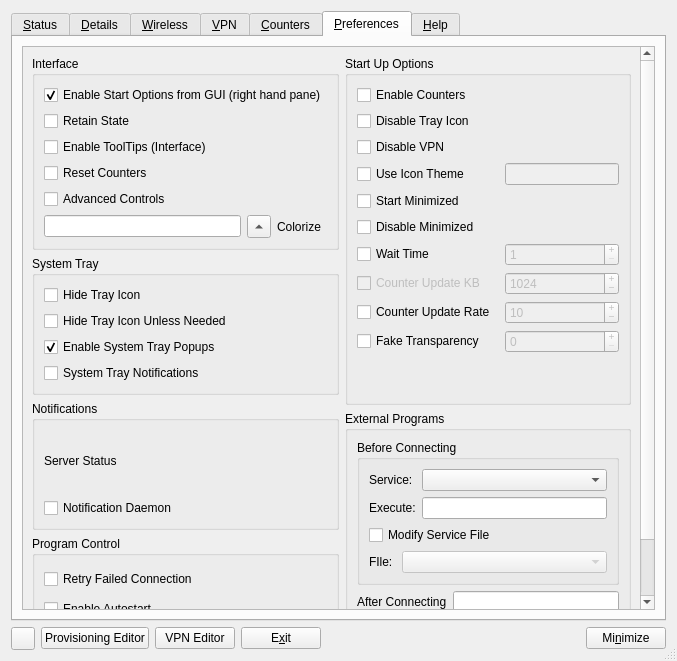
This is apps/cmstapp/code/control_box/ui/controlbox.ui in andrew-bibb/cmst as Qt 5 draws it before an edit. The edited form follows.
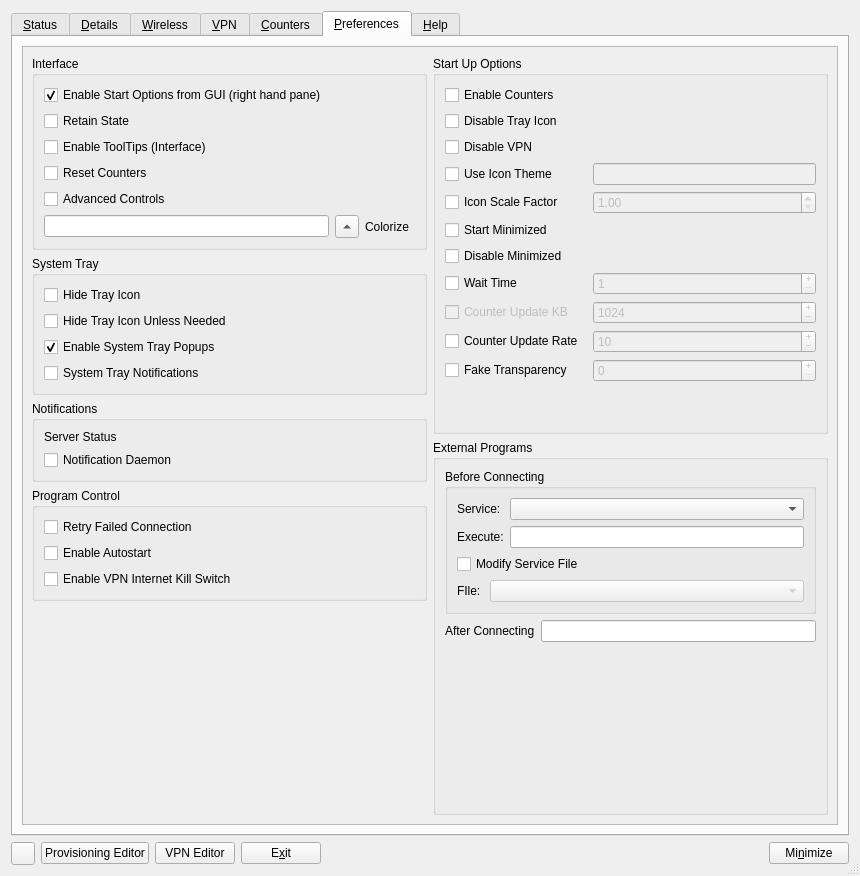
This is the edited form. The open tabs and pages were chosen to show the change.

Commit message: tray icon manual resize

Diff of the .ui file:
```diff
--- a/apps/cmstapp/code/control_box/ui/controlbox.ui
+++ b/apps/cmstapp/code/control_box/ui/controlbox.ui
@@ -6,8 +6,8 @@
    <rect>
     <x>0</x>
     <y>0</y>
-    <width>677</width>
-    <height>661</height>
+    <width>860</width>
+    <height>876</height>
    </rect>
   </property>
   <property name="minimumSize">
@@ -1076,8 +1076,8 @@
            <rect>
             <x>0</x>
             <y>0</y>
-            <width>621</width>
-            <height>663</height>
+            <width>818</width>
+            <height>778</height>
            </rect>
           </property>
           <layout class="QHBoxLayout" name="horizontalLayout_4">
@@ -1301,6 +1301,12 @@
              </item>
              <item>
               <widget class="QGroupBox" name="groupBox_programcontrol">
+               <property name="sizePolicy">
+                <sizepolicy hsizetype="Preferred" vsizetype="Preferred">
+                 <horstretch>0</horstretch>
+                 <verstretch>0</verstretch>
+                </sizepolicy>
+               </property>
                <property name="title">
                 <string>Program Control</string>
                </property>
@@ -1338,6 +1344,19 @@
                </layout>
               </widget>
              </item>
+             <item>
+              <spacer name="verticalSpacer_4">
+               <property name="orientation">
+                <enum>Qt::Vertical</enum>
+               </property>
+               <property name="sizeHint" stdset="0">
+                <size>
+                 <width>20</width>
+                 <height>40</height>
+                </size>
+               </property>
+              </spacer>
+             </item>
             </layout>
            </item>
            <item>
@@ -1360,7 +1379,7 @@
                 <string>Start Up Options</string>
                </property>
                <layout class="QGridLayout" name="gridLayout_9">
-                <item row="10" column="0">
+                <item row="11" column="0">
                  <widget class="QCheckBox" name="checkBox_faketransparency">
                   <property name="toolTip">
                    <string/>
@@ -1374,127 +1393,6 @@
                   </property>
                  </widget>
                 </item>
-                <item row="0" column="0">
-                 <widget class="QCheckBox" name="checkBox_enablecounters">
-                  <property name="whatsThis">
-                   <string>&lt;html&gt;&lt;head/&gt;&lt;body&gt;&lt;pre style=&quot; margin-top:12px; margin-bottom:12px; margin-left:0px; margin-right:0px; -qt-block-indent:0; text-indent:0px;&quot;&gt;&lt;span style=&quot; font-family:'monospace';&quot;&gt;Command Line Option: &lt;/span&gt;&lt;span style=&quot; font-family:'monospace'; font-weight:600;&quot;&gt;-c&lt;/span&gt;&lt;span style=&quot; font-family:'monospace';&quot;&gt; or &lt;/span&gt;&lt;span style=&quot; font-family:'monospace'; font-weight:600;&quot;&gt;--enable-counters&lt;/span&gt;&lt;/pre&gt;&lt;p&gt;Enable Connman RX and TX counters.  Counters are experimental in Connman and enabling them will write a large amount of data to the system logs.&lt;/p&gt;&lt;p&gt;Counters are turned off by default, and is a change from the way it was originally.  Up to and including version 2017.09.19 counters were enabled by default.  All versions subsequent to that counters are disabled by default.&lt;/p&gt;&lt;/body&gt;&lt;/html&gt;</string>
-                  </property>
-                  <property name="text">
-                   <string>Enable Counters</string>
-                  </property>
-                 </widget>
-                </item>
-                <item row="7" column="0">
-                 <widget class="QCheckBox" name="checkBox_waittime">
-                  <property name="whatsThis">
-                   <string>&lt;html&gt;&lt;head/&gt;&lt;body&gt;&lt;pre style=&quot; margin-top:12px; margin-bottom:12px; margin-left:0px; margin-right:0px; -qt-block-indent:0; text-indent:0px;&quot;&gt;&lt;span style=&quot; font-family:'Courier New,courier';&quot;&gt;Command Line Option: &lt;/span&gt;&lt;span style=&quot; font-family:'Courier New,courier'; font-weight:600;&quot;&gt;-w&lt;/span&gt;&lt;span style=&quot; font-family:'Courier New,courier';&quot;&gt; or &lt;/span&gt;&lt;span style=&quot; font-family:'Courier New,courier'; font-weight:600;&quot;&gt;--wait-time&lt;/span&gt;&lt;/pre&gt;&lt;/body&gt;&lt;/html&gt;
-&lt;html&gt;&lt;head/&gt;&lt;body&gt;&lt;p&gt;Specify the wait time in seconds before starting the system tray icon (default is 0 seconds).&lt;/p&gt;&lt;p&gt;If CMST is started and tries to create a tray icon before the system tray itself is created a dialog will be displayed explaining that. This sometimes happens when the program is started automatically. If you know the tray will exist once the system is up you may specify a wait time and CMST will wait that number of seconds before trying to create the tray icon. This is to give the window manager or panel time to create the tray before we try to place the icon there.&lt;/p&gt;&lt;/body&gt;&lt;/html&gt;</string>
-                  </property>
-                  <property name="text">
-                   <string>Wait Time</string>
-                  </property>
-                 </widget>
-                </item>
-                <item row="11" column="0" colspan="2">
-                 <spacer name="verticalSpacer_3">
-                  <property name="orientation">
-                   <enum>Qt::Vertical</enum>
-                  </property>
-                  <property name="sizeHint" stdset="0">
-                   <size>
-                    <width>20</width>
-                    <height>40</height>
-                   </size>
-                  </property>
-                 </spacer>
-                </item>
-                <item row="8" column="1">
-                 <widget class="QSpinBox" name="spinBox_counterkb">
-                  <property name="enabled">
-                   <bool>false</bool>
-                  </property>
-                  <property name="whatsThis">
-                   <string>&lt;html&gt;&lt;head/&gt;&lt;body&gt;&lt;p&gt;Specify the amount of data in KB that must be transmitted before the counters update (default is 1024 KB).&lt;/p&gt;&lt;/body&gt;&lt;/html&gt;</string>
-                  </property>
-                  <property name="buttonSymbols">
-                   <enum>QAbstractSpinBox::PlusMinus</enum>
-                  </property>
-                  <property name="minimum">
-                   <number>256</number>
-                  </property>
-                  <property name="maximum">
-                   <number>32768</number>
-                  </property>
-                  <property name="singleStep">
-                   <number>64</number>
-                  </property>
-                  <property name="value">
-                   <number>1024</number>
-                  </property>
-                 </widget>
-                </item>
-                <item row="10" column="1">
-                 <widget class="QSpinBox" name="spinBox_faketransparency">
-                  <property name="enabled">
-                   <bool>false</bool>
-                  </property>
-                  <property name="whatsThis">
-                   <string>&lt;html&gt;&lt;head/&gt;&lt;body&gt;&lt;p&gt;Specify the background color as a hex number in the format: RRGGBB.&lt;/p&gt;&lt;/body&gt;&lt;/html&gt;</string>
-                  </property>
-                  <property name="buttonSymbols">
-                   <enum>QAbstractSpinBox::PlusMinus</enum>
-                  </property>
-                  <property name="accelerated">
-                   <bool>true</bool>
-                  </property>
-                  <property name="maximum">
-                   <number>16777215</number>
-                  </property>
-                  <property name="displayIntegerBase">
-                   <number>16</number>
-                  </property>
-                 </widget>
-                </item>
-                <item row="3" column="1">
-                 <widget class="QLineEdit" name="lineEdit_icontheme">
-                  <property name="enabled">
-                   <bool>false</bool>
-                  </property>
-                  <property name="whatsThis">
-                   <string>&lt;html&gt;&lt;head/&gt;&lt;body&gt;&lt;p&gt;Icon theme to use. For this theme to be used it must be installed on your system. If the theme is not installed, or if you spell the name wrong CMST will fall back to using its internal icon set.&lt;/p&gt;&lt;p&gt;If this box is blank CMST will try and use the system wide icon theme (if one is defined).&lt;/p&gt;&lt;/body&gt;&lt;/html&gt;</string>
-                  </property>
-                  <property name="clearButtonEnabled">
-                   <bool>true</bool>
-                  </property>
-                 </widget>
-                </item>
-                <item row="3" column="0">
-                 <widget class="QCheckBox" name="checkBox_systemicontheme">
-                  <property name="toolTip">
-                   <string/>
-                  </property>
-                  <property name="whatsThis">
-                   <string>&lt;html&gt;&lt;head/&gt;&lt;body&gt;&lt;pre style=&quot; margin-top:12px; margin-bottom:12px; margin-left:0px; margin-right:0px; -qt-block-indent:0; text-indent:0px;&quot;&gt;&lt;span style=&quot; font-family:'Courier New,courier';&quot;&gt;Command Line Option: &lt;/span&gt;&lt;span style=&quot; font-family:'Courier New,courier'; font-weight:600;&quot;&gt;-i&lt;/span&gt;&lt;span style=&quot; font-family:'Courier New,courier';&quot;&gt; or &lt;/span&gt;&lt;span style=&quot; font-family:'Courier New,courier'; font-weight:600;&quot;&gt;--icon-theme&lt;/span&gt;&lt;/pre&gt;&lt;p&gt;Use an icon theme from your system. You may specify the theme in the box at the right, or if the box is left blank CMST will try and use the system wide icon theme (if one is defined).&lt;/p&gt;&lt;/body&gt;&lt;/html&gt;</string>
-                  </property>
-                  <property name="text">
-                   <string>Use Icon Theme</string>
-                  </property>
-                 </widget>
-                </item>
-                <item row="4" column="0">
-                 <widget class="QCheckBox" name="checkBox_startminimized">
-                  <property name="toolTip">
-                   <string/>
-                  </property>
-                  <property name="whatsThis">
-                   <string>&lt;html&gt;&lt;head/&gt;&lt;body&gt;&lt;pre style=&quot; margin-top:12px; margin-bottom:12px; margin-left:0px; margin-right:0px; -qt-block-indent:0; text-indent:0px;&quot;&gt;&lt;span style=&quot; font-family:'Courier New,courier';&quot;&gt;Command Line Option: &lt;/span&gt;&lt;span style=&quot; font-family:'Courier New,courier'; font-weight:600;&quot;&gt;-m&lt;/span&gt;&lt;span style=&quot; font-family:'Courier New,courier';&quot;&gt; or &lt;/span&gt;&lt;span style=&quot; font-family:'Courier New,courier'; font-weight:600;&quot;&gt;--minimized&lt;/span&gt;&lt;/pre&gt;&lt;/body&gt;&lt;/html&gt;
-&lt;html&gt;&lt;head/&gt;&lt;body&gt;&lt;p&gt;Start the GUI minimized in the system tray.&lt;/p&gt;&lt;/body&gt;&lt;/html&gt;</string>
-                  </property>
-                  <property name="text">
-                   <string>Start Minimized</string>
-                  </property>
-                 </widget>
-                </item>
                 <item row="2" column="0">
                  <widget class="QCheckBox" name="checkBox_disablevpn">
                   <property name="whatsThis">
@@ -1505,36 +1403,23 @@
                   </property>
                  </widget>
                 </item>
-                <item row="5" column="0">
-                 <widget class="QCheckBox" name="checkBox_disableminimized">
-                  <property name="whatsThis">
-                   <string>&lt;html&gt;&lt;head/&gt;&lt;body&gt;&lt;pre style=&quot; margin-top:12px; margin-bottom:12px; margin-left:0px; margin-right:0px; -qt-block-indent:0; text-indent:0px;&quot;&gt;&lt;span style=&quot; font-family:'Courier New,courier';&quot;&gt;Command Line Option: &lt;/span&gt;&lt;span style=&quot; font-family:'Courier New,courier'; font-weight:600;&quot;&gt;-M&lt;/span&gt;&lt;span style=&quot; font-family:'Courier New,courier';&quot;&gt; or &lt;/span&gt;&lt;span style=&quot; font-family:'Courier New,courier'; font-weight:600;&quot;&gt;--disable-minimized&lt;/span&gt;&lt;/pre&gt;&lt;p&gt;Disable the minimize button. Use when you want to have the window manager have sole control of minimizing the interface.&lt;/p&gt;&lt;/body&gt;&lt;/html&gt;</string>
-                  </property>
-                  <property name="text">
-                   <string>Disable Minimized</string>
-                  </property>
-                 </widget>
-                </item>
-                <item row="7" column="1">
-                 <widget class="QSpinBox" name="spinBox_waittime">
-                  <property name="enabled">
-                   <bool>false</bool>
-                  </property>
-                  <property name="whatsThis">
-                   <string>&lt;html&gt;&lt;head/&gt;&lt;body&gt;&lt;p&gt;Specify the wait time in seconds before starting the system tray icon (default is 0 seconds).&lt;/p&gt;&lt;/body&gt;&lt;/html&gt;</string>
-                  </property>
-                  <property name="buttonSymbols">
-                   <enum>QAbstractSpinBox::PlusMinus</enum>
-                  </property>
-                  <property name="minimum">
-                   <number>1</number>
-                  </property>
-                  <property name="maximum">
-                   <number>60</number>
-                  </property>
-                 </widget>
-                </item>
                 <item row="9" column="0">
+                 <widget class="QCheckBox" name="checkBox_counterkb">
+                  <property name="enabled">
+                   <bool>false</bool>
+                  </property>
+                  <property name="toolTip">
+                   <string>&lt;html&gt;&lt;head/&gt;&lt;body&gt;&lt;p&gt;Disabled because currently Connman will accept this option but will do nothing with it.&lt;/p&gt;&lt;/body&gt;&lt;/html&gt;</string>
+                  </property>
+                  <property name="whatsThis">
+                   <string>&lt;html&gt;&lt;head/&gt;&lt;body&gt;&lt;p&gt;Specify the amount of data in KB that must be transmitted before the counters update (default is 1024 KB).&lt;/p&gt;&lt;p&gt;Connman will accept this entry, but according to a comment in the Connman code the actual feature still needs to be implemented and the selection is therefore disabled.&lt;/p&gt;&lt;/body&gt;&lt;/html&gt;</string>
+                  </property>
+                  <property name="text">
+                   <string>Counter Update KB</string>
+                  </property>
+                 </widget>
+                </item>
+                <item row="10" column="0">
                  <widget class="QCheckBox" name="checkBox_counterseconds">
                   <property name="toolTip">
                    <string/>
@@ -1559,7 +1444,31 @@
                   </property>
                  </widget>
                 </item>
-                <item row="9" column="1">
+                <item row="0" column="0">
+                 <widget class="QCheckBox" name="checkBox_enablecounters">
+                  <property name="whatsThis">
+                   <string>&lt;html&gt;&lt;head/&gt;&lt;body&gt;&lt;pre style=&quot; margin-top:12px; margin-bottom:12px; margin-left:0px; margin-right:0px; -qt-block-indent:0; text-indent:0px;&quot;&gt;&lt;span style=&quot; font-family:'monospace';&quot;&gt;Command Line Option: &lt;/span&gt;&lt;span style=&quot; font-family:'monospace'; font-weight:600;&quot;&gt;-c&lt;/span&gt;&lt;span style=&quot; font-family:'monospace';&quot;&gt; or &lt;/span&gt;&lt;span style=&quot; font-family:'monospace'; font-weight:600;&quot;&gt;--enable-counters&lt;/span&gt;&lt;/pre&gt;&lt;p&gt;Enable Connman RX and TX counters.  Counters are experimental in Connman and enabling them will write a large amount of data to the system logs.&lt;/p&gt;&lt;p&gt;Counters are turned off by default, and is a change from the way it was originally.  Up to and including version 2017.09.19 counters were enabled by default.  All versions subsequent to that counters are disabled by default.&lt;/p&gt;&lt;/body&gt;&lt;/html&gt;</string>
+                  </property>
+                  <property name="text">
+                   <string>Enable Counters</string>
+                  </property>
+                 </widget>
+                </item>
+                <item row="5" column="0">
+                 <widget class="QCheckBox" name="checkBox_startminimized">
+                  <property name="toolTip">
+                   <string/>
+                  </property>
+                  <property name="whatsThis">
+                   <string>&lt;html&gt;&lt;head/&gt;&lt;body&gt;&lt;pre style=&quot; margin-top:12px; margin-bottom:12px; margin-left:0px; margin-right:0px; -qt-block-indent:0; text-indent:0px;&quot;&gt;&lt;span style=&quot; font-family:'Courier New,courier';&quot;&gt;Command Line Option: &lt;/span&gt;&lt;span style=&quot; font-family:'Courier New,courier'; font-weight:600;&quot;&gt;-m&lt;/span&gt;&lt;span style=&quot; font-family:'Courier New,courier';&quot;&gt; or &lt;/span&gt;&lt;span style=&quot; font-family:'Courier New,courier'; font-weight:600;&quot;&gt;--minimized&lt;/span&gt;&lt;/pre&gt;&lt;/body&gt;&lt;/html&gt;
+&lt;html&gt;&lt;head/&gt;&lt;body&gt;&lt;p&gt;Start the GUI minimized in the system tray.&lt;/p&gt;&lt;/body&gt;&lt;/html&gt;</string>
+                  </property>
+                  <property name="text">
+                   <string>Start Minimized</string>
+                  </property>
+                 </widget>
+                </item>
+                <item row="10" column="1">
                  <widget class="QSpinBox" name="spinBox_counterrate">
                   <property name="enabled">
                    <bool>false</bool>
@@ -1584,19 +1493,152 @@
                   </property>
                  </widget>
                 </item>
+                <item row="6" column="0">
+                 <widget class="QCheckBox" name="checkBox_disableminimized">
+                  <property name="whatsThis">
+                   <string>&lt;html&gt;&lt;head/&gt;&lt;body&gt;&lt;pre style=&quot; margin-top:12px; margin-bottom:12px; margin-left:0px; margin-right:0px; -qt-block-indent:0; text-indent:0px;&quot;&gt;&lt;span style=&quot; font-family:'Courier New,courier';&quot;&gt;Command Line Option: &lt;/span&gt;&lt;span style=&quot; font-family:'Courier New,courier'; font-weight:600;&quot;&gt;-M&lt;/span&gt;&lt;span style=&quot; font-family:'Courier New,courier';&quot;&gt; or &lt;/span&gt;&lt;span style=&quot; font-family:'Courier New,courier'; font-weight:600;&quot;&gt;--disable-minimized&lt;/span&gt;&lt;/pre&gt;&lt;p&gt;Disable the minimize button. Use when you want to have the window manager have sole control of minimizing the interface.&lt;/p&gt;&lt;/body&gt;&lt;/html&gt;</string>
+                  </property>
+                  <property name="text">
+                   <string>Disable Minimized</string>
+                  </property>
+                 </widget>
+                </item>
+                <item row="3" column="0">
+                 <widget class="QCheckBox" name="checkBox_systemicontheme">
+                  <property name="toolTip">
+                   <string/>
+                  </property>
+                  <property name="whatsThis">
+                   <string>&lt;html&gt;&lt;head/&gt;&lt;body&gt;&lt;pre style=&quot; margin-top:12px; margin-bottom:12px; margin-left:0px; margin-right:0px; -qt-block-indent:0; text-indent:0px;&quot;&gt;&lt;span style=&quot; font-family:'Courier New,courier';&quot;&gt;Command Line Option: &lt;/span&gt;&lt;span style=&quot; font-family:'Courier New,courier'; font-weight:600;&quot;&gt;-i&lt;/span&gt;&lt;span style=&quot; font-family:'Courier New,courier';&quot;&gt; or &lt;/span&gt;&lt;span style=&quot; font-family:'Courier New,courier'; font-weight:600;&quot;&gt;--icon-theme&lt;/span&gt;&lt;/pre&gt;&lt;p&gt;Use an icon theme from your system. You may specify the theme in the box at the right, or if the box is left blank CMST will try and use the system wide icon theme (if one is defined).&lt;/p&gt;&lt;/body&gt;&lt;/html&gt;</string>
+                  </property>
+                  <property name="text">
+                   <string>Use Icon Theme</string>
+                  </property>
+                 </widget>
+                </item>
+                <item row="11" column="1">
+                 <widget class="QSpinBox" name="spinBox_faketransparency">
+                  <property name="enabled">
+                   <bool>false</bool>
+                  </property>
+                  <property name="whatsThis">
+                   <string>&lt;html&gt;&lt;head/&gt;&lt;body&gt;&lt;p&gt;Specify the background color as a hex number in the format: RRGGBB.&lt;/p&gt;&lt;/body&gt;&lt;/html&gt;</string>
+                  </property>
+                  <property name="buttonSymbols">
+                   <enum>QAbstractSpinBox::PlusMinus</enum>
+                  </property>
+                  <property name="accelerated">
+                   <bool>true</bool>
+                  </property>
+                  <property name="maximum">
+                   <number>16777215</number>
+                  </property>
+                  <property name="displayIntegerBase">
+                   <number>16</number>
+                  </property>
+                 </widget>
+                </item>
+                <item row="8" column="1">
+                 <widget class="QSpinBox" name="spinBox_waittime">
+                  <property name="enabled">
+                   <bool>false</bool>
+                  </property>
+                  <property name="whatsThis">
+                   <string>&lt;html&gt;&lt;head/&gt;&lt;body&gt;&lt;p&gt;Specify the wait time in seconds before starting the system tray icon (default is 0 seconds).&lt;/p&gt;&lt;/body&gt;&lt;/html&gt;</string>
+                  </property>
+                  <property name="buttonSymbols">
+                   <enum>QAbstractSpinBox::PlusMinus</enum>
+                  </property>
+                  <property name="minimum">
+                   <number>1</number>
+                  </property>
+                  <property name="maximum">
+                   <number>60</number>
+                  </property>
+                 </widget>
+                </item>
+                <item row="12" column="0" colspan="2">
+                 <spacer name="verticalSpacer_3">
+                  <property name="orientation">
+                   <enum>Qt::Vertical</enum>
+                  </property>
+                  <property name="sizeHint" stdset="0">
+                   <size>
+                    <width>20</width>
+                    <height>40</height>
+                   </size>
+                  </property>
+                 </spacer>
+                </item>
+                <item row="9" column="1">
+                 <widget class="QSpinBox" name="spinBox_counterkb">
+                  <property name="enabled">
+                   <bool>false</bool>
+                  </property>
+                  <property name="whatsThis">
+                   <string>&lt;html&gt;&lt;head/&gt;&lt;body&gt;&lt;p&gt;Specify the amount of data in KB that must be transmitted before the counters update (default is 1024 KB).&lt;/p&gt;&lt;/body&gt;&lt;/html&gt;</string>
+                  </property>
+                  <property name="buttonSymbols">
+                   <enum>QAbstractSpinBox::PlusMinus</enum>
+                  </property>
+                  <property name="minimum">
+                   <number>256</number>
+                  </property>
+                  <property name="maximum">
+                   <number>32768</number>
+                  </property>
+                  <property name="singleStep">
+                   <number>64</number>
+                  </property>
+                  <property name="value">
+                   <number>1024</number>
+                  </property>
+                 </widget>
+                </item>
+                <item row="3" column="1">
+                 <widget class="QLineEdit" name="lineEdit_icontheme">
+                  <property name="enabled">
+                   <bool>false</bool>
+                  </property>
+                  <property name="whatsThis">
+                   <string>&lt;html&gt;&lt;head/&gt;&lt;body&gt;&lt;p&gt;Icon theme to use. For this theme to be used it must be installed on your system. If the theme is not installed, or if you spell the name wrong CMST will fall back to using its internal icon set.&lt;/p&gt;&lt;p&gt;If this box is blank CMST will try and use the system wide icon theme (if one is defined).&lt;/p&gt;&lt;/body&gt;&lt;/html&gt;</string>
+                  </property>
+                  <property name="clearButtonEnabled">
+                   <bool>true</bool>
+                  </property>
+                 </widget>
+                </item>
                 <item row="8" column="0">
-                 <widget class="QCheckBox" name="checkBox_counterkb">
+                 <widget class="QCheckBox" name="checkBox_waittime">
+                  <property name="whatsThis">
+                   <string>&lt;html&gt;&lt;head/&gt;&lt;body&gt;&lt;pre style=&quot; margin-top:12px; margin-bottom:12px; margin-left:0px; margin-right:0px; -qt-block-indent:0; text-indent:0px;&quot;&gt;&lt;span style=&quot; font-family:'Courier New,courier';&quot;&gt;Command Line Option: &lt;/span&gt;&lt;span style=&quot; font-family:'Courier New,courier'; font-weight:600;&quot;&gt;-w&lt;/span&gt;&lt;span style=&quot; font-family:'Courier New,courier';&quot;&gt; or &lt;/span&gt;&lt;span style=&quot; font-family:'Courier New,courier'; font-weight:600;&quot;&gt;--wait-time&lt;/span&gt;&lt;/pre&gt;&lt;/body&gt;&lt;/html&gt;
+&lt;html&gt;&lt;head/&gt;&lt;body&gt;&lt;p&gt;Specify the wait time in seconds before starting the system tray icon (default is 0 seconds).&lt;/p&gt;&lt;p&gt;If CMST is started and tries to create a tray icon before the system tray itself is created a dialog will be displayed explaining that. This sometimes happens when the program is started automatically. If you know the tray will exist once the system is up you may specify a wait time and CMST will wait that number of seconds before trying to create the tray icon. This is to give the window manager or panel time to create the tray before we try to place the icon there.&lt;/p&gt;&lt;/body&gt;&lt;/html&gt;</string>
+                  </property>
+                  <property name="text">
+                   <string>Wait Time</string>
+                  </property>
+                 </widget>
+                </item>
+                <item row="4" column="0">
+                 <widget class="QCheckBox" name="checkBox_iconscale">
+                  <property name="text">
+                   <string>Icon Scale Factor</string>
+                  </property>
+                 </widget>
+                </item>
+                <item row="4" column="1">
+                 <widget class="QDoubleSpinBox" name="doubleSpinBox_iconscale">
                   <property name="enabled">
                    <bool>false</bool>
                   </property>
-                  <property name="toolTip">
-                   <string>&lt;html&gt;&lt;head/&gt;&lt;body&gt;&lt;p&gt;Disabled because currently Connman will accept this option but will do nothing with it.&lt;/p&gt;&lt;/body&gt;&lt;/html&gt;</string>
+                  <property name="minimum">
+                   <double>1.000000000000000</double>
                   </property>
-                  <property name="whatsThis">
-                   <string>&lt;html&gt;&lt;head/&gt;&lt;body&gt;&lt;p&gt;Specify the amount of data in KB that must be transmitted before the counters update (default is 1024 KB).&lt;/p&gt;&lt;p&gt;Connman will accept this entry, but according to a comment in the Connman code the actual feature still needs to be implemented and the selection is therefore disabled.&lt;/p&gt;&lt;/body&gt;&lt;/html&gt;</string>
+                  <property name="maximum">
+                   <double>3.000000000000000</double>
                   </property>
-                  <property name="text">
-                   <string>Counter Update KB</string>
+                  <property name="singleStep">
+                   <double>0.250000000000000</double>
                   </property>
                  </widget>
                 </item>
```
Left out of the diff: 66 changed lines with no effect on the pictures. The commit also changes 3 other files.
